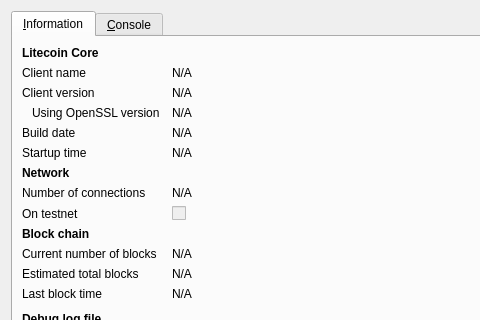
Old version of the form src/qt/forms/rpcconsole.ui in the repository taobaocoin/taobaocoin; both pictures show x 0 to 480 and y 0 to 320 of the 740 by 450 pixel window.
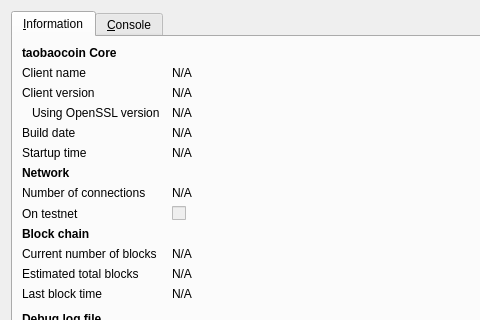
New version of the form. Icons and pictures are not drawn.

Patch:
```diff
--- a/src/qt/forms/rpcconsole.ui
+++ b/src/qt/forms/rpcconsole.ui
@@ -36,7 +36,7 @@
           </font>
          </property>
          <property name="text">
-          <string>Litecoin Core</string>
+          <string>taobaocoin Core</string>
          </property>
         </widget>
        </item>
```
Left out of the diff: 6 changed lines with no effect on the pictures.
